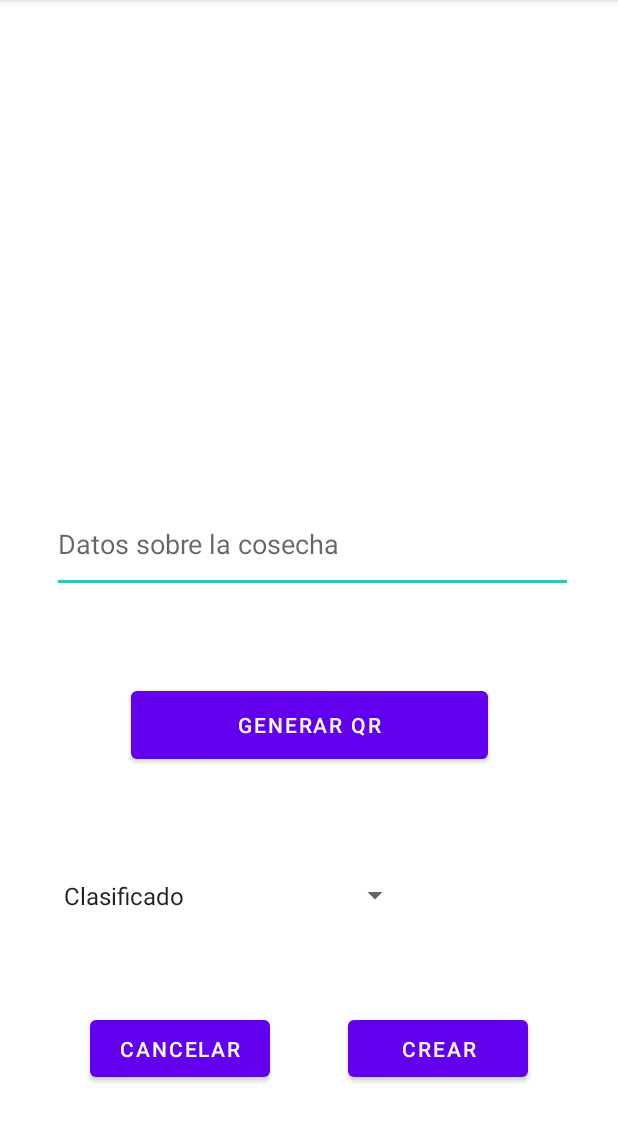
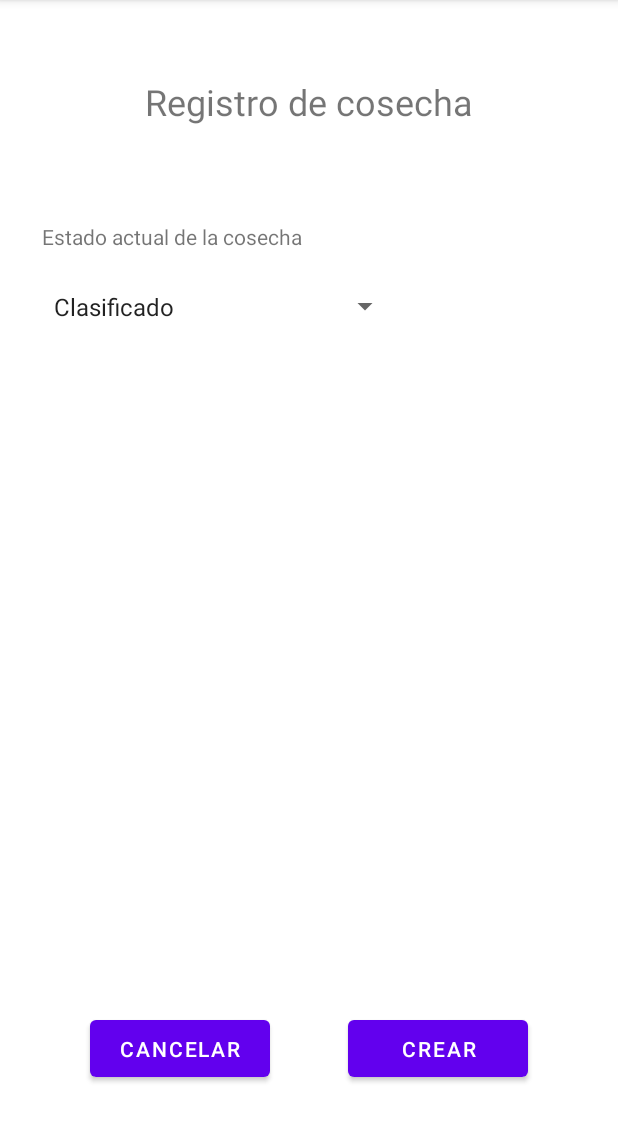
Before and after one commit to JhonSaldarriaga/CoffeeTec-Android, an Android app: the NewHarvest screen opened directly, with no data from a screen before it, on a phone screen of 412 x 824 dp, the part 84-1226 px from its top. Run offline under Robolectric (Android 15) with nearby library versions, the phone set to English and light mode, and no system bars; our stand-ins replace Firebase (no records; nobody signed in at launch, a user with empty details on screens opened directly); libraries missing offline, so code that uses them is left out: com.journeyapps.barcodescanner; 1 statement that could not run was skipped.

Commit message:
implementation of lumps to harvest but no conected :c

```diff
--- a/app/src/main/java/com/example/coffetec/Harvest.kt
+++ b/app/src/main/java/com/example/coffetec/Harvest.kt
@@ -4,7 +4,6 @@ import java.io.Serializable
 import java.util.UUID
 
 data class Harvest(val id:String="",
-                   val numBag: Int=0,
+                   val numLump: Int=0,
                    val date: String="",
-                   val qr: String="",
                    val state: String="") : Serializable
--- a/app/src/main/java/com/example/coffetec/HarvestAdapter.kt
+++ b/app/src/main/java/com/example/coffetec/HarvestAdapter.kt
@@ -25,7 +25,7 @@ class HarvestAdapter: RecyclerView.Adapter<HarvestViewHolder>() {
         //holder.bindHarvest(harvestn)
         Log.d(">>>>>>>>>>>>>>>>>>","bind")
         holder.id.text = harvestn.id
-        holder.numBag.text = ""+harvestn.numBag
+        holder.numLump.text = ""+harvestn.numLump
         holder.state.text = harvestn.state
     }
 
--- a/app/src/main/java/com/example/coffetec/HarvestViewHolder.kt
+++ b/app/src/main/java/com/example/coffetec/HarvestViewHolder.kt
@@ -1,5 +1,6 @@
 package com.example.coffetec
 
+import android.util.Log
 import android.view.View
 import android.widget.TextView
 import androidx.constraintlayout.widget.ConstraintLayout
@@ -10,15 +11,15 @@ class HarvestViewHolder(itemView : View): RecyclerView.ViewHolder(itemView) {
     var harvest: Harvest?=null
     lateinit var onClickHarvestListener: HarvestFragment
 
-
     val id : TextView = itemView.findViewById(R.id.idHarvestRow)
-    val numBag : TextView = itemView.findViewById(R.id.numBultRow)
+    val numLump : TextView = itemView.findViewById(R.id.numBultRow)
     val state : TextView = itemView.findViewById(R.id.stateHarvestRow)
     val constraintLayout : ConstraintLayout = itemView.findViewById(R.id.constraintLayoutRow)
 
     init {
         constraintLayout.setOnClickListener {
             var id = harvest!!.id
+            Log.d(">>>>>>>>>>>>>>>>>>>",id.toString())
             onClickHarvestListener.openInfoHarvest(id)
         }
     }
--- /dev/null
+++ b/app/src/main/java/com/example/coffetec/Lump.kt
@@ -0,0 +1,6 @@
+package com.example.coffetec
+
+import java.io.Serializable
+data class Lump(val weight:String,
+                val id:String,
+                val qr:String): Serializable
--- a/app/src/main/java/com/example/coffetec/fragments/HarvestFragment.kt
+++ b/app/src/main/java/com/example/coffetec/fragments/HarvestFragment.kt
@@ -24,8 +24,6 @@ class HarvestFragment : Fragment(), HarvestAdapter.OnClickHarvestListener {
     override fun onCreateView(
         inflater: LayoutInflater, container: ViewGroup?,
         savedInstanceState: Bundle?
-
-
     ): View? {
         // Inflate the layout for this fragment
         _binding = FragmentHarvestBinding.inflate(inflater, container, false)
@@ -60,7 +58,6 @@ class HarvestFragment : Fragment(), HarvestAdapter.OnClickHarvestListener {
     }
 
     companion object {
-        @JvmStatic
         fun newInstance() = HarvestFragment()
     }
 
--- a/app/src/main/res/layout/activity_new_harvest.xml
+++ b/app/src/main/res/layout/activity_new_harvest.xml
@@ -5,47 +5,16 @@
     xmlns:tools="http://schemas.android.com/tools"
     android:layout_width="match_parent"
     android:layout_height="match_parent"
-    tools:context=".MainActivity">
-
-    <ImageView
-        android:id="@+id/ivCodigoQR"
-        android:layout_width="270dp"
-        android:layout_height="270dp"
-
-        android:layout_marginTop="20dp"
-        app:layout_constraintEnd_toEndOf="parent"
-        app:layout_constraintHorizontal_bias="0.496"
-        app:layout_constraintStart_toStartOf="parent"
-        app:layout_constraintTop_toTopOf="parent" />
-
-    <EditText
-        android:id="@+id/etDatos"
-        android:layout_width="347dp"
-        android:layout_height="65dp"
-        android:layout_marginTop="40dp"
-        android:layout_marginEnd="30dp"
-        android:hint="Datos sobre la cosecha"
-        app:layout_constraintEnd_toEndOf="parent"
-        app:layout_constraintTop_toBottomOf="@+id/ivCodigoQR" />
-
-    <Button
-        android:id="@+id/btnGenerar"
-        android:layout_width="238dp"
-        android:layout_height="57dp"
-        android:layout_marginBottom="256dp"
-        android:text="Generar QR"
-        app:layout_constraintBottom_toBottomOf="parent"
-        app:layout_constraintEnd_toEndOf="parent"
-        app:layout_constraintStart_toStartOf="parent" />
+    tools:context=".NewHarvest">
 
     <Spinner
         android:id="@+id/stateSpinner"
         android:layout_width="239dp"
         android:layout_height="50dp"
-        android:layout_marginTop="60dp"
+        android:layout_marginTop="12dp"
         android:entries="@array/states_spinner"
-        app:layout_constraintStart_toStartOf="@+id/etDatos"
-        app:layout_constraintTop_toBottomOf="@+id/btnGenerar" />
+        app:layout_constraintStart_toStartOf="@+id/textView2"
+        app:layout_constraintTop_toBottomOf="@+id/textView2" />
 
     <Button
         android:id="@+id/btnCancel"
@@ -67,4 +36,25 @@
         app:layout_constraintBottom_toBottomOf="parent"
         app:layout_constraintEnd_toEndOf="parent" />
 
+    <TextView
+        android:id="@+id/textView"
+        android:layout_width="wrap_content"
+        android:layout_height="wrap_content"
+        android:layout_marginTop="51dp"
+        android:text="Registro de cosecha"
+        android:textSize="24sp"
+        app:layout_constraintEnd_toEndOf="parent"
+        app:layout_constraintStart_toStartOf="parent"
+        app:layout_constraintTop_toTopOf="parent" />
+
+    <TextView
+        android:id="@+id/textView2"
+        android:layout_width="wrap_content"
+        android:layout_height="wrap_content"
+        android:layout_marginStart="28dp"
+        android:layout_marginTop="64dp"
+        android:text="Estado actual de la cosecha"
+        app:layout_constraintStart_toStartOf="parent"
+        app:layout_constraintTop_toBottomOf="@+id/textView" />
+
 </androidx.constraintlayout.widget.ConstraintLayout>
```
Also changed, not shown: app/src/main/AndroidManifest.xml (+14 -0 lines), app/src/main/java/com/example/coffetec/EditHarvestActivity.kt (deleted, +0 -11 lines), app/src/main/java/com/example/coffetec/NewHarvest.kt (+20 -25 lines), app/src/main/java/com/example/coffetec/NewLumpActivity.kt (added, +73 -0 lines), app/src/main/java/com/example/coffetec/ShowHarvestActivity.kt (+20 -5 lines), app/src/main/res/layout/activity_edit_harvest.xml (deleted, +0 -9 lines), app/src/main/res/layout/activity_new_lump.xml (added, +73 -0 lines), app/src/main/res/layout/activity_show_harvest.xml (+17 -3 lines).
